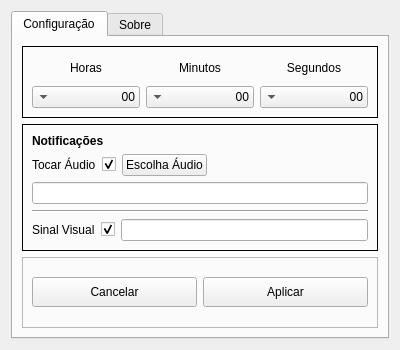
The window that cronometro/configcron.ui (jeanrl/cdash) describes before a commit, drawn with Qt 5.
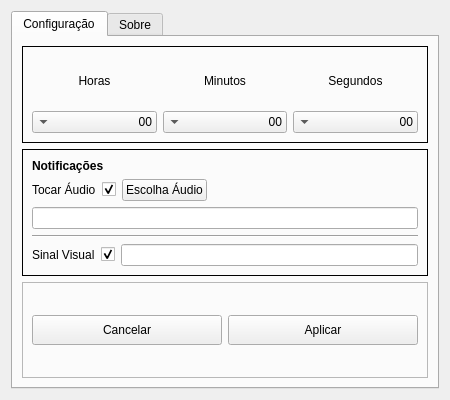
The same window after the commit. Icons and pictures are not drawn.

The edit to the form file:
```diff
--- a/cronometro/configcron.ui
+++ b/cronometro/configcron.ui
@@ -6,20 +6,20 @@
    <rect>
     <x>0</x>
     <y>0</y>
-    <width>400</width>
-    <height>350</height>
+    <width>450</width>
+    <height>400</height>
    </rect>
   </property>
   <property name="minimumSize">
    <size>
-    <width>400</width>
-    <height>350</height>
+    <width>450</width>
+    <height>400</height>
    </size>
   </property>
   <property name="maximumSize">
    <size>
-    <width>400</width>
-    <height>350</height>
+    <width>450</width>
+    <height>400</height>
    </size>
   </property>
   <property name="windowTitle">
```
